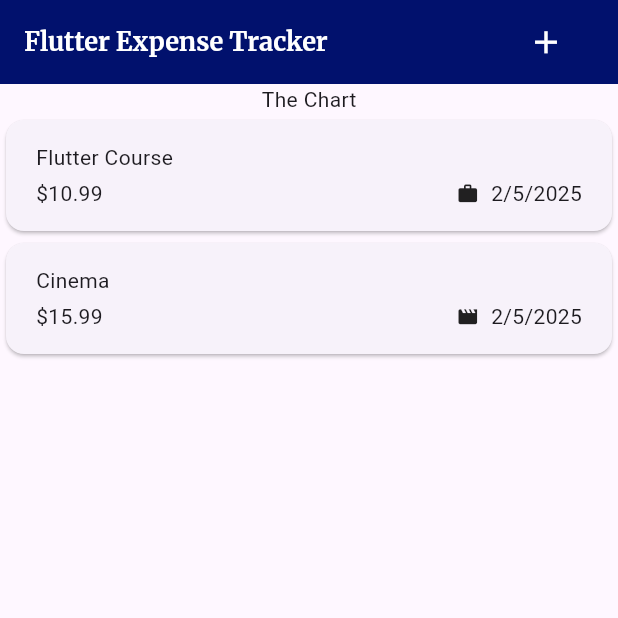
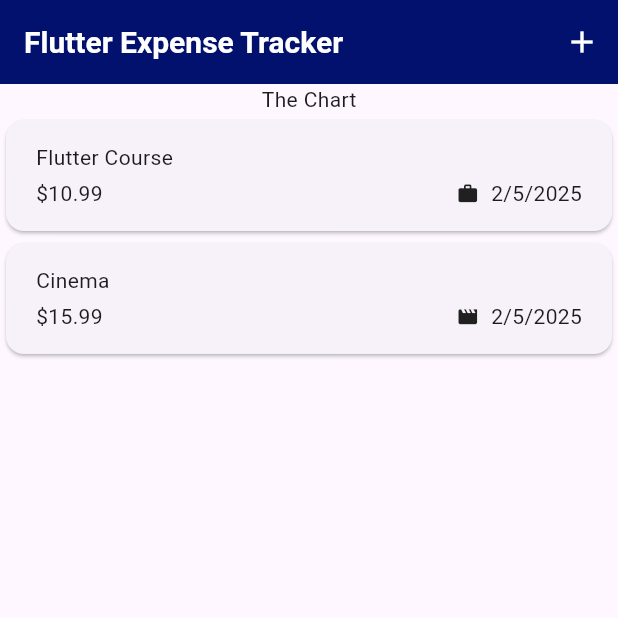
Before and after one commit to natib21/Flutter_Expense_Tracker, a Flutter app: the screen it shows after launch, on a phone screen of 412 x 824 dp, the top half of it. Run offline on Flutter 3.47's test engine with Material 3 defaults, Android fonts, the phone set to English and light mode, and no system bars; our stand-ins replace google_fonts.

Commit message:
add AppBar with Title

```diff
--- a/lib/main.dart
+++ b/lib/main.dart
@@ -4,3 +4,4 @@ import 'package:flutter/material.dart';
 void main() {
   runApp(MaterialApp(home: Expense()));
 }
+// lecture 05/10
--- a/lib/widgets/expense.dart
+++ b/lib/widgets/expense.dart
@@ -28,32 +28,17 @@ class _ExpensesState extends State<Expense> {
   Widget build(BuildContext context) {
     return Scaffold(
       appBar: AppBar(
-        title: SizedBox(
-          width: double.infinity,
-          child: Row(
-            mainAxisAlignment: MainAxisAlignment.spaceBetween,
-            children: [
-              Text(
-                'Flutter Expense Tracker',
-                style: GoogleFonts.merriweather(
-                  textStyle: TextStyle(
-                      color: Colors.white,
-                      fontSize: 17,
-                      fontWeight: FontWeight.bold),
-                ),
-              ),
-              Spacer(),
-              TextButton.icon(
-                label: Icon(
-                  Icons.add,
-                  color: Colors.white,
-                  size: 25,
-                ),
-                onPressed: () => print('Add button pressed'),
-              )
-            ],
-          ),
-        ),
+        title: Text("Flutter Expense Tracker",
+            style: GoogleFonts.roboto(
+                fontSize: 20,
+                fontWeight: FontWeight.bold,
+                color: Colors.white)),
+        actions: [
+          IconButton(
+            onPressed: () {},
+            icon: Icon(Icons.add, color: Colors.white),
+          )
+        ],
         backgroundColor: const Color.fromARGB(255, 1, 17, 109),
       ),
       body: Column(
```
